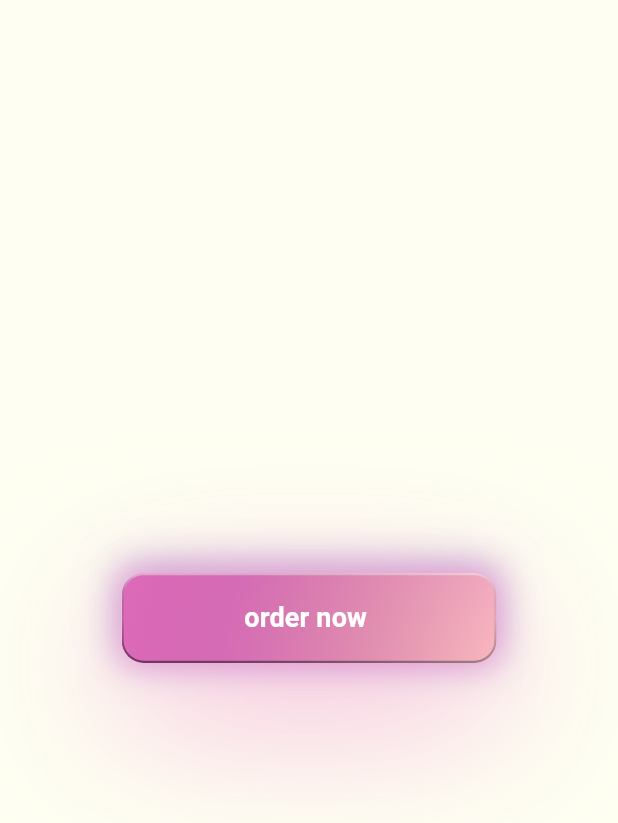
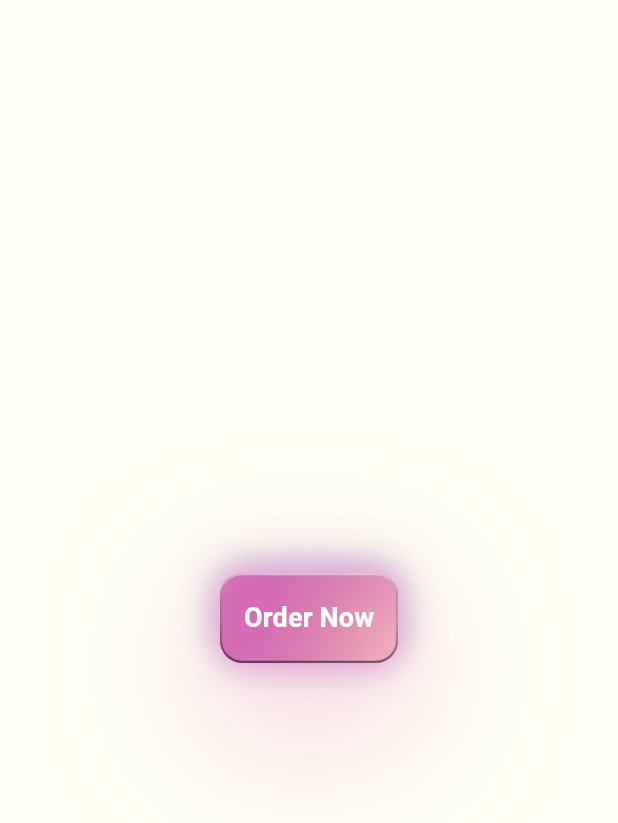
Before and after one commit to Belladonnixi/jp_challenge, a Flutter app: the screen it shows after launch, on a phone screen of 412 x 824 dp. Shown: the top 823 px of the screen. Run offline on Flutter 3.47's test engine with Material 3 defaults, Android fonts, the light colour scheme and no system bars.

Commit message:
add refactoring to working global gradient button and the first btn design as test

```diff
--- a/lib/core/styles/gradients.dart
+++ b/lib/core/styles/gradients.dart
@@ -9,7 +9,7 @@ abstract class SnackishGradients {
       SnackishColors.buttonGradientEnd1,
     ],
     center: Alignment.bottomRight,
-    radius: 3,
+    radius: 1.5,
   );
 
   static LinearGradient buttonAddToOrderGradient = LinearGradient(
@@ -55,15 +55,12 @@ abstract class SnackishGradients {
 
   static LinearGradient strokeGradient = LinearGradient(
     colors: [
-      SnackishColors
-          .strokeWhite50 /* .withAlpha((0.2 * 255).toInt()) */, // Obere/untere dunklere Farbe
-      SnackishColors.strokeDark50
-          .withAlpha((0.1 * 255).toInt()), // Mittlere dunklere Farbe
-      SnackishColors.strokeDark50
-      /* .withAlpha((0.2 * 255).toInt()), // Obere/untere helle Farbe */
+      SnackishColors.strokeWhite50,
+      SnackishColors.strokeDark50.withAlpha((0.1 * 255).toInt()),
+      SnackishColors.strokeDark50,
     ],
     stops: [0.0, 0.5, 1.0],
-    begin: Alignment.topCenter, // Gradient beginnt oben
-    end: Alignment.bottomCenter, // Gradient endet unten
+    begin: Alignment.topCenter,
+    end: Alignment.bottomCenter,
   );
 }
--- /dev/null
+++ b/lib/core/widgets/gradient_btn.dart
@@ -0,0 +1,184 @@
+import 'dart:ui';
+import 'package:flutter/material.dart';
+import 'package:jp_challenge/core/styles/colors.dart';
+import 'package:jp_challenge/core/styles/gradients.dart';
+
+class GradientBtn extends StatelessWidget {
+  const GradientBtn({
+    super.key,
+    required this.text,
+    required this.onPressed,
+    this.width,
+    this.height,
+    this.padding,
+    this.contentGradient,
+    this.strokeGradient,
+    this.strokeWidth,
+    this.shadows,
+  });
+
+  final String text;
+  final VoidCallback onPressed;
+  final double? width;
+  final double? height;
+  final EdgeInsetsGeometry? padding;
+  final Gradient? contentGradient;
+  final Gradient? strokeGradient;
+  final double? strokeWidth;
+  final List<BoxShadow>? shadows;
+
+  // Berechnung der dynamischen Breite basierend auf Text
+  double _calculateWidth(BuildContext context, BoxConstraints constraints) {
+    final textStyle = Theme.of(context).textTheme.labelLarge?.copyWith(
+          color: Colors.white,
+          fontWeight: FontWeight.bold,
+          fontSize: 18,
+        );
+
+    final textPainter = TextPainter(
+      text: TextSpan(text: text, style: textStyle),
+      textDirection: TextDirection.ltr,
+    )..layout();
+
+    final textWidth = textPainter.size.width;
+    return width ?? textWidth + (padding?.horizontal ?? 32);
+  }
+
+  // Schattenebene
+  Widget _buildShadowLayer(double width, double height) {
+    return Positioned.fill(
+      child: Container(
+        width: width,
+        height: height,
+        decoration: BoxDecoration(
+          borderRadius: BorderRadius.circular(15),
+          boxShadow: shadows ??
+              [
+                BoxShadow(
+                  color:
+                      SnackishColors.shadowBerry.withAlpha((0.8 * 255).toInt()),
+                  blurRadius: 24,
+                  offset: const Offset(0, -3),
+                ),
+                BoxShadow(
+                  color:
+                      SnackishColors.shadowPink.withAlpha((0.7 * 255).toInt()),
+                  blurRadius: 15,
+                  offset: Offset.zero,
+                ),
+                BoxShadow(
+                  color:
+                      SnackishColors.shadowCandy.withAlpha((0.6 * 255).toInt()),
+                  blurRadius: 90,
+                  offset: const Offset(0, 30),
+                ),
+              ],
+        ),
+      ),
+    );
+  }
+
+  // Button-Inhalt mit InkWell
+  Widget _buildButtonContent(
+      BuildContext context, double width, double height) {
+    return Material(
+      color: Colors.transparent,
+      borderRadius: BorderRadius.circular(15),
+      child: Ink(
+        width: width,
+        height: height,
+        decoration: BoxDecoration(
+          gradient: contentGradient ?? SnackishGradients.buttonOrderNowGradient,
+          borderRadius: BorderRadius.circular(15),
+        ),
+        child: InkWell(
+          onTap: onPressed,
+          borderRadius: BorderRadius.circular(15),
+          splashColor: Colors.white.withAlpha((0.2 * 255).toInt()),
+          child: Stack(
+            alignment: Alignment.center,
+            children: [
+              _buildOverlayLayer(),
+              _buildStrokeLayer(width, height),
+              _buildTextContent(context),
+            ],
+          ),
+        ),
+      ),
+    );
+  }
+
+  // Overlay mit Blur
+  Widget _buildOverlayLayer() {
+    return Positioned.fill(
+      child: ClipRRect(
+        borderRadius: BorderRadius.circular(15),
+        child: BackdropFilter(
+          filter: ImageFilter.blur(sigmaX: 10, sigmaY: 10),
+          child: Container(
+            decoration: BoxDecoration(
+              gradient: SnackishGradients.overlayGradient,
+              borderRadius: BorderRadius.circular(15),
+            ),
+          ),
+        ),
+      ),
+    );
+  }
+
+  // Stroke mit ShaderMask
+  Widget _buildStrokeLayer(double width, double height) {
+    return Positioned.fill(
+      child: ShaderMask(
+        shaderCallback: (Rect bounds) {
+          return (strokeGradient ?? SnackishGradients.strokeGradient)
+              .createShader(bounds);
+        },
+        blendMode: BlendMode.srcIn,
+        child: Container(
+          decoration: BoxDecoration(
+            border: Border.all(
+              color: Colors.white,
+              width: strokeWidth ?? 1.5,
+            ),
+            borderRadius: BorderRadius.circular(15),
+          ),
+        ),
+      ),
+    );
+  }
+
+  // Textinhalt
+  Widget _buildTextContent(BuildContext context) {
+    return Padding(
+      padding:
+          padding ?? const EdgeInsets.symmetric(horizontal: 16, vertical: 12),
+      child: Text(
+        text,
+        style: Theme.of(context).textTheme.labelLarge?.copyWith(
+              color: Colors.white,
+              fontWeight: FontWeight.bold,
+              fontSize: 18,
+            ),
+      ),
+    );
+  }
+
+  @override
+  Widget build(BuildContext context) {
+    return LayoutBuilder(
+      builder: (context, constraints) {
+        final dynamicWidth = _calculateWidth(context, constraints);
+        final dynamicHeight = height ?? 60;
+
+        return Stack(
+          alignment: Alignment.center,
+          children: [
+            if (shadows != null) _buildShadowLayer(dynamicWidth, dynamicHeight),
+            _buildButtonContent(context, dynamicWidth, dynamicHeight),
+          ],
+        );
+      },
+    );
+  }
+}
--- a/lib/core/widgets/standard_btn.dart
+++ /dev/null
@@ -1,108 +0,0 @@
-import 'package:flutter/material.dart';
-import 'package:jp_challenge/core/styles/colors.dart';
-import 'package:jp_challenge/core/styles/gradients.dart';
-
-class OrderGradientBtn extends StatelessWidget {
-  const OrderGradientBtn({
-    super.key,
-    required this.text,
-    required this.onPressed,
-  });
-
-  final String text;
-  final VoidCallback onPressed;
-
-  @override
-  Widget build(BuildContext context) {
-    return Stack(
-      alignment: Alignment.center,
-      children: [
-        // Schatten
-        Positioned.fill(
-          child: Container(
-            decoration: BoxDecoration(
-              boxShadow: [
-                BoxShadow(
-                  color:
-                      SnackishColors.shadowBerry.withAlpha((0.8 * 255).toInt()),
-                  blurRadius: 24,
-                  offset: Offset(0, -3),
-                ),
-                BoxShadow(
-                  color:
-                      SnackishColors.shadowPink.withAlpha((0.7 * 255).toInt()),
-                  blurRadius: 15,
-                  offset: Offset(0, 0),
-                ),
-                BoxShadow(
-                  color:
-                      SnackishColors.shadowCandy.withAlpha((0.6 * 255).toInt()),
-                  blurRadius: 90,
-                  offset: Offset(0, 30),
-                ),
-              ],
-            ),
-          ),
-        ),
-        // Button-Inhalt mit InkWell
-        Material(
-          color: Colors.transparent,
-          borderRadius: BorderRadius.circular(15),
-          clipBehavior: Clip.antiAlias,
-          child: Ink(
-            width: 250,
-            height: 60,
-            decoration: BoxDecoration(
-              gradient: SnackishGradients.buttonOrderNowGradient,
-              borderRadius: BorderRadius.circular(15),
-            ),
-            child: InkWell(
-              borderRadius: BorderRadius.circular(15),
-              onTap: onPressed,
-              splashColor: Colors.white.withAlpha((0.2 * 255).toInt()),
-              child: Stack(
-                alignment: Alignment.center,
-                children: [
-                  // Stroke mit ShaderMask
-                  ShaderMask(
-                    shaderCallback: (bounds) {
-                      return SnackishGradients.strokeGradient
-                          .createShader(bounds);
-                    },
-                    child: Container(
-                      decoration: BoxDecoration(
-                        border: Border.all(
-                          color: Colors.white,
-                          width: 1.5,
-                        ),
-                        borderRadius: BorderRadius.circular(15),
-                      ),
-                    ),
-                  ),
-                  // Overlay Gradient
-                  Container(
-                    width: double.infinity,
-                    height: double.infinity,
-                    decoration: BoxDecoration(
-                      gradient: SnackishGradients.overlayGradient,
-                      borderRadius: BorderRadius.circular(15),
-                    ),
-                  ),
-                  // Text
-                  Text(
-                    text,
-                    style: Theme.of(context).textTheme.labelLarge?.copyWith(
-                          color: Colors.white,
-                          fontWeight: FontWeight.bold,
-                          fontSize: 18,
-                        ),
-                  ),
-                ],
-              ),
-            ),
-          ),
-        ),
-      ],
-    );
-  }
-}
--- a/lib/main.dart
+++ b/lib/main.dart
@@ -1,6 +1,8 @@
 import 'package:flutter/material.dart';
+import 'package:jp_challenge/core/styles/colors.dart';
+import 'package:jp_challenge/core/styles/gradients.dart';
 import 'package:jp_challenge/core/styles/theme.dart';
-import 'package:jp_challenge/core/widgets/standard_btn.dart';
+import 'package:jp_challenge/core/widgets/gradient_btn.dart';
 
 void main() {
   runApp(const MainApp());
@@ -30,10 +32,36 @@ class HomeScreen extends StatelessWidget {
     return GradientBackground(
       child: Scaffold(
         body: Center(
-          child: OrderGradientBtn(
+          child: GradientBtn(
+            text: "Order Now",
+            onPressed: () => print("Button pressed"),
+            contentGradient: SnackishGradients.buttonOrderNowGradient,
+            strokeGradient: SnackishGradients.strokeGradient,
+            strokeWidth: 1.5,
+            shadows: [
+              BoxShadow(
+                color:
+                    SnackishColors.shadowBerry.withAlpha((0.8 * 255).toInt()),
+                blurRadius: 24,
+                offset: const Offset(0, -3),
+              ),
+              BoxShadow(
+                color: SnackishColors.shadowPink.withAlpha((0.7 * 255).toInt()),
+                blurRadius: 15,
+                offset: Offset.zero,
+              ),
+              BoxShadow(
+                color:
+                    SnackishColors.shadowCandy.withAlpha((0.6 * 255).toInt()),
+                blurRadius: 90,
+                offset: const Offset(0, 30),
+              ),
+            ],
+          ),
+          /* OrderGradientBtn(
             text: 'order now ',
             onPressed: () {},
-          ),
+          ), */
         ),
       ),
     );
```
